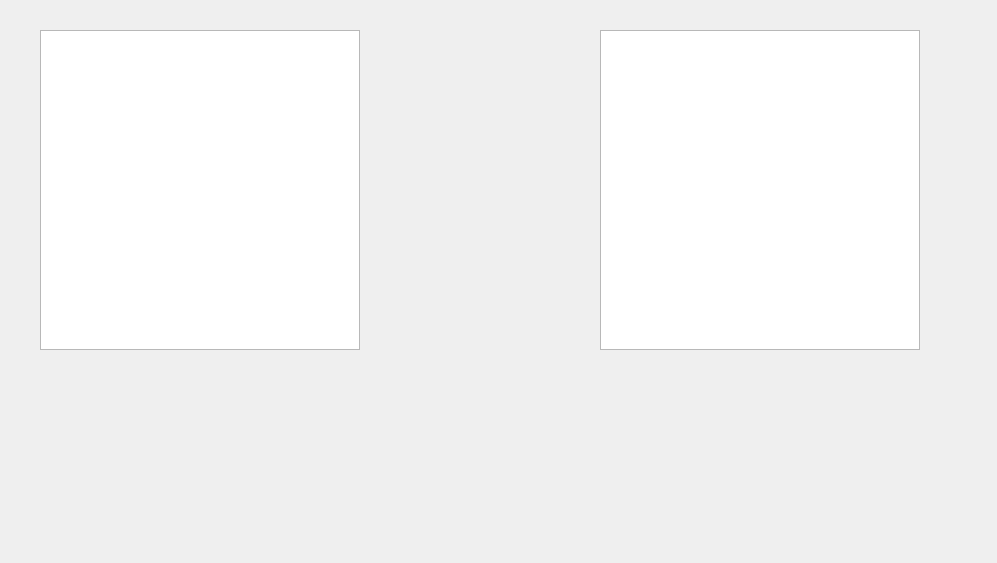
First picture: the form in dialog.ui, repository zeuko/statkiQT2kam, before the edit.
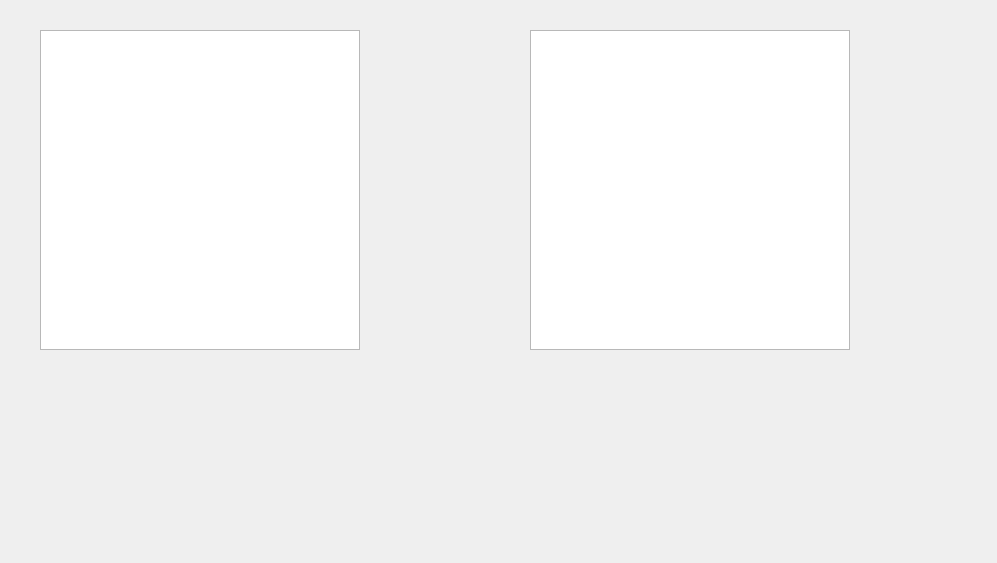
Second picture: the form after the edit.

Diff of the .ui file:
```diff
--- a/dialog.ui
+++ b/dialog.ui
@@ -29,7 +29,7 @@
   <widget class="QGraphicsView" name="graphicsView_2">
    <property name="geometry">
     <rect>
-     <x>600</x>
+     <x>530</x>
      <y>30</y>
      <width>320</width>
      <height>320</height>
```
